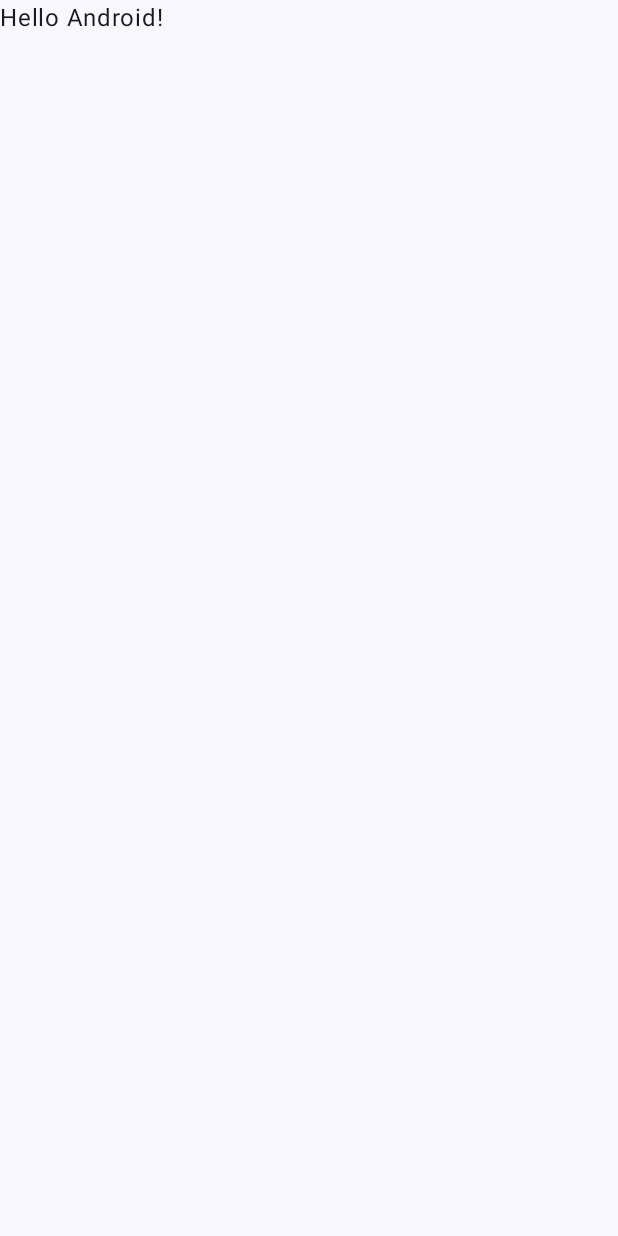
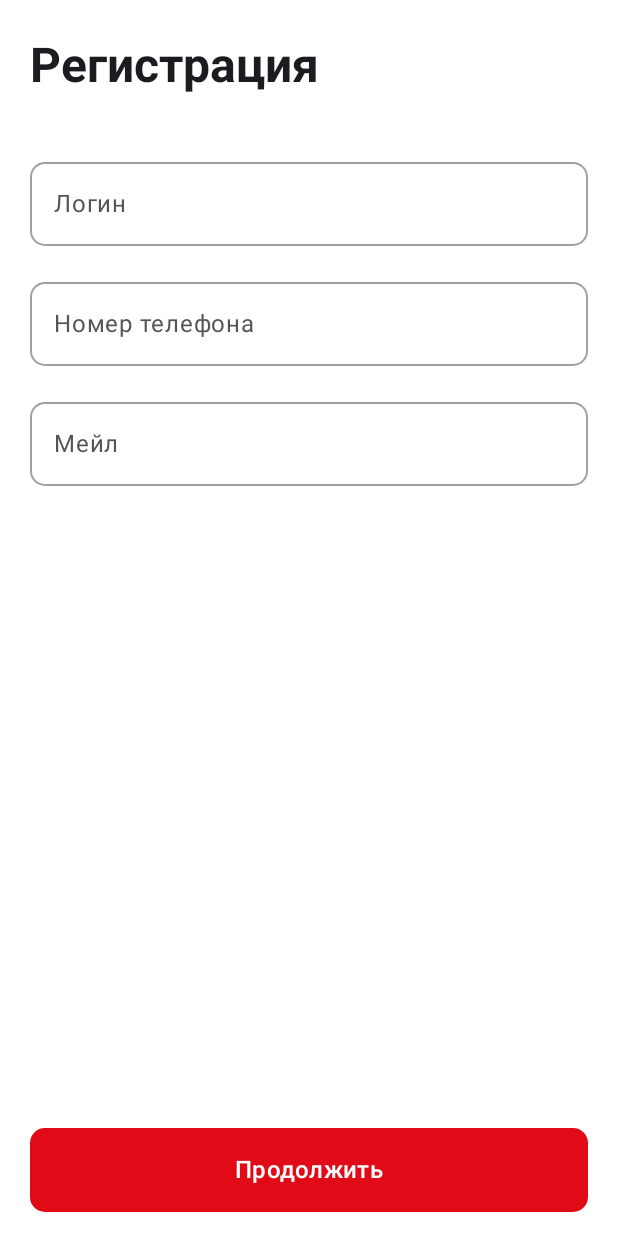
Before and after one commit to iartr/alfa-livecode, an Android app built with Jetpack Compose: the screen it shows after launch (MainActivity), on a phone screen of 412 x 824 dp. Before the commit the screen is almost empty. Run offline under Robolectric (Android 15) with nearby library versions, the phone set to English and light mode, and no system bars.

Commit message:
step 02: build the static registration screen

```diff
--- a/app/src/main/java/ru/offerfactory/alfasobes/MainActivity.kt
+++ b/app/src/main/java/ru/offerfactory/alfasobes/MainActivity.kt
@@ -4,13 +4,7 @@ import android.os.Bundle
 import androidx.activity.ComponentActivity
 import androidx.activity.compose.setContent
 import androidx.activity.enableEdgeToEdge
-import androidx.compose.foundation.layout.fillMaxSize
-import androidx.compose.foundation.layout.padding
-import androidx.compose.material3.Scaffold
-import androidx.compose.material3.Text
-import androidx.compose.runtime.Composable
-import androidx.compose.ui.Modifier
-import androidx.compose.ui.tooling.preview.Preview
+import ru.offerfactory.alfasobes.presentation.RegistrationScreen
 import ru.offerfactory.alfasobes.ui.theme.AlfasobesTheme
 
 class MainActivity : ComponentActivity() {
@@ -19,29 +13,8 @@ class MainActivity : ComponentActivity() {
         enableEdgeToEdge()
         setContent {
             AlfasobesTheme {
-                Scaffold(modifier = Modifier.fillMaxSize()) { innerPadding ->
-                    Greeting(
-                        name = "Android",
-                        modifier = Modifier.padding(innerPadding)
-                    )
-                }
+                RegistrationScreen()
             }
         }
     }
 }
-
-@Composable
-fun Greeting(name: String, modifier: Modifier = Modifier) {
-    Text(
-        text = "Hello $name!",
-        modifier = modifier
-    )
-}
-
-@Preview(showBackground = true)
-@Composable
-fun GreetingPreview() {
-    AlfasobesTheme {
-        Greeting("Android")
-    }
-}
--- /dev/null
+++ b/app/src/main/java/ru/offerfactory/alfasobes/presentation/RegistrationScreen.kt
@@ -0,0 +1,87 @@
+package ru.offerfactory.alfasobes.presentation
+
+import androidx.compose.foundation.layout.Arrangement
+import androidx.compose.foundation.layout.Column
+import androidx.compose.foundation.layout.fillMaxSize
+import androidx.compose.foundation.layout.fillMaxWidth
+import androidx.compose.foundation.layout.height
+import androidx.compose.foundation.layout.imePadding
+import androidx.compose.foundation.layout.navigationBarsPadding
+import androidx.compose.foundation.layout.padding
+import androidx.compose.foundation.layout.statusBarsPadding
+import androidx.compose.foundation.rememberScrollState
+import androidx.compose.foundation.shape.RoundedCornerShape
+import androidx.compose.foundation.text.KeyboardOptions
+import androidx.compose.foundation.verticalScroll
+import androidx.compose.material3.Button
+import androidx.compose.material3.MaterialTheme
+import androidx.compose.material3.OutlinedTextField
+import androidx.compose.material3.Scaffold
+import androidx.compose.material3.Text
+import androidx.compose.runtime.Composable
+import androidx.compose.ui.Modifier
+import androidx.compose.ui.text.font.FontWeight
+import androidx.compose.ui.text.input.KeyboardType
+import androidx.compose.ui.tooling.preview.Preview
+import androidx.compose.ui.unit.dp
+import ru.offerfactory.alfasobes.ui.theme.AlfasobesTheme
+
+@Composable
+fun RegistrationScreen() {
+    Scaffold(
+        modifier = Modifier.fillMaxSize().imePadding(),
+        topBar = {
+            Text(
+                text = "Регистрация",
+                style = MaterialTheme.typography.headlineLarge,
+                fontWeight = FontWeight.Bold,
+                modifier = Modifier.statusBarsPadding()
+                    .padding(horizontal = 20.dp, vertical = 24.dp),
+            )
+        },
+        bottomBar = {
+            Button(
+                onClick = {},
+                modifier = Modifier.navigationBarsPadding()
+                    .padding(horizontal = 20.dp, vertical = 16.dp)
+                    .fillMaxWidth().height(56.dp),
+                shape = RoundedCornerShape(10.dp),
+            ) {
+                Text("Продолжить", style = MaterialTheme.typography.titleMedium)
+            }
+        },
+    ) { innerPadding ->
+        Column(
+            modifier = Modifier.fillMaxSize().padding(innerPadding)
+                .verticalScroll(rememberScrollState())
+                .padding(horizontal = 20.dp, vertical = 20.dp),
+            verticalArrangement = Arrangement.spacedBy(24.dp),
+        ) {
+            RegistrationField("Логин")
+            RegistrationField("Номер телефона", KeyboardType.Phone)
+            RegistrationField("Мейл", KeyboardType.Email)
+        }
+    }
+}
+
+@Composable
+private fun RegistrationField(
+    placeholder: String,
+    keyboardType: KeyboardType = KeyboardType.Text,
+) {
+    OutlinedTextField(
+        value = "",
+        onValueChange = {},
+        modifier = Modifier.fillMaxWidth(),
+        placeholder = { Text(placeholder) },
+        singleLine = true,
+        shape = RoundedCornerShape(10.dp),
+        keyboardOptions = KeyboardOptions(keyboardType = keyboardType),
+    )
+}
+
+@Preview(showBackground = true, widthDp = 390, heightDp = 844)
+@Composable
+private fun RegistrationPreview() {
+    AlfasobesTheme { RegistrationScreen() }
+}
--- a/app/src/main/java/ru/offerfactory/alfasobes/ui/theme/Color.kt
+++ /dev/null
@@ -1,11 +0,0 @@
-package ru.offerfactory.alfasobes.ui.theme
-
-import androidx.compose.ui.graphics.Color
-
-val Purple80 = Color(0xFFD0BCFF)
-val PurpleGrey80 = Color(0xFFCCC2DC)
-val Pink80 = Color(0xFFEFB8C8)
-
-val Purple40 = Color(0xFF6650a4)
-val PurpleGrey40 = Color(0xFF625b71)
-val Pink40 = Color(0xFF7D5260)
--- a/app/src/main/java/ru/offerfactory/alfasobes/ui/theme/Theme.kt
+++ b/app/src/main/java/ru/offerfactory/alfasobes/ui/theme/Theme.kt
@@ -1,58 +1,26 @@
 package ru.offerfactory.alfasobes.ui.theme
 
-import android.app.Activity
-import android.os.Build
-import androidx.compose.foundation.isSystemInDarkTheme
 import androidx.compose.material3.MaterialTheme
-import androidx.compose.material3.darkColorScheme
-import androidx.compose.material3.dynamicDarkColorScheme
-import androidx.compose.material3.dynamicLightColorScheme
 import androidx.compose.material3.lightColorScheme
 import androidx.compose.runtime.Composable
-import androidx.compose.ui.platform.LocalContext
+import androidx.compose.ui.graphics.Color
 
-private val DarkColorScheme = darkColorScheme(
-    primary = Purple80,
-    secondary = PurpleGrey80,
-    tertiary = Pink80
-)
-
-private val LightColorScheme = lightColorScheme(
-    primary = Purple40,
-    secondary = PurpleGrey40,
-    tertiary = Pink40
-
-    /* Other default colors to override
-    background = Color(0xFFFFFBFE),
-    surface = Color(0xFFFFFBFE),
+private val RegistrationColors = lightColorScheme(
+    primary = Color(0xFFE10A17),
     onPrimary = Color.White,
-    onSecondary = Color.White,
-    onTertiary = Color.White,
-    onBackground = Color(0xFF1C1B1F),
-    onSurface = Color(0xFF1C1B1F),
-    */
+    background = Color.White,
+    surface = Color.White,
+    onSurface = Color(0xFF111111),
+    onSurfaceVariant = Color(0xFF555555),
+    outline = Color(0xFF9CA0A8),
+    error = Color(0xFFE00000),
 )
 
 @Composable
-fun AlfasobesTheme(
-    darkTheme: Boolean = isSystemInDarkTheme(),
-    // Dynamic color is available on Android 12+
-    dynamicColor: Boolean = true,
-    content: @Composable () -> Unit
-) {
-    val colorScheme = when {
-        dynamicColor && Build.VERSION.SDK_INT >= Build.VERSION_CODES.S -> {
-            val context = LocalContext.current
-            if (darkTheme) dynamicDarkColorScheme(context) else dynamicLightColorScheme(context)
-        }
-
-        darkTheme -> DarkColorScheme
-        else -> LightColorScheme
-    }
-
+fun AlfasobesTheme(content: @Composable () -> Unit) {
     MaterialTheme(
-        colorScheme = colorScheme,
+        colorScheme = RegistrationColors,
         typography = Typography,
-        content = content
+        content = content,
     )
 }
```
Also changed, not shown: 1 other file.
